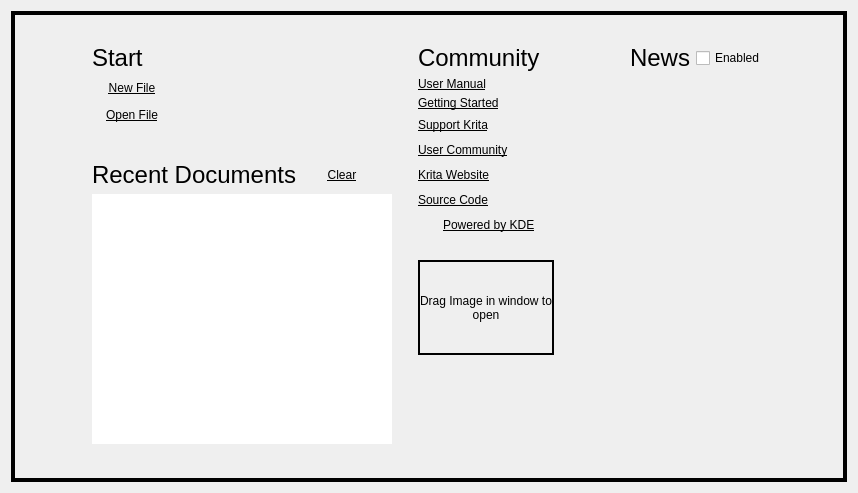
KDE/krita, file libs/ui/forms/KisWelcomePage.ui: the form before one commit.
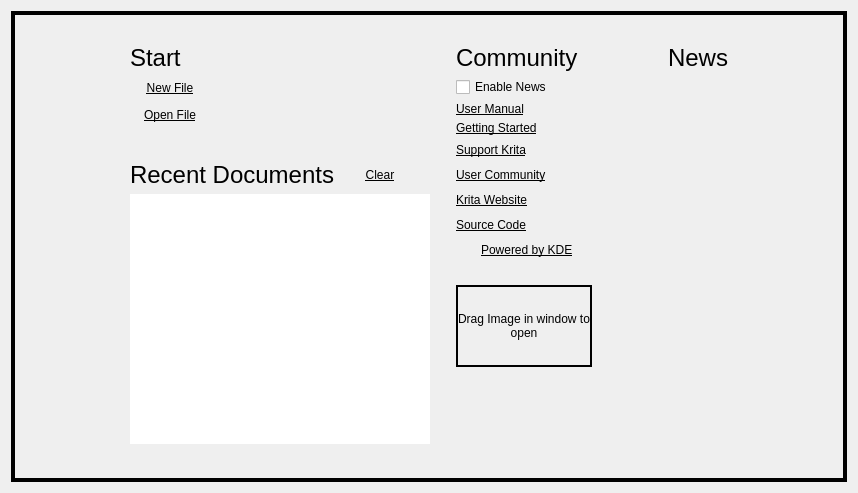
The form after the commit. Custom widgets are drawn as their Qt base class.

Commit message: Hide 3rd column on welcome page if not showing news

What changed in the file:
```diff
--- a/libs/ui/forms/KisWelcomePage.ui
+++ b/libs/ui/forms/KisWelcomePage.ui
@@ -67,6 +67,25 @@
           </property>
          </widget>
         </item>
+        <item>
+         <widget class="QCheckBox" name="chkShowNews">
+          <property name="enabled">
+           <bool>true</bool>
+          </property>
+          <property name="sizePolicy">
+           <sizepolicy hsizetype="Minimum" vsizetype="Fixed">
+            <horstretch>0</horstretch>
+            <verstretch>0</verstretch>
+           </sizepolicy>
+          </property>
+          <property name="toolTip">
+           <string>Show news about Krita: this needs internet to retrieve information from the krita.org website</string>
+          </property>
+          <property name="text">
+           <string>Enable News</string>
+          </property>
+         </widget>
+        </item>
         <item>
          <layout class="QHBoxLayout" name="horizontalLayout_7">
           <property name="spacing">
@@ -726,25 +745,6 @@
             </property>
            </widget>
           </item>
-          <item>
-           <widget class="QCheckBox" name="chkShowNews">
-            <property name="enabled">
-             <bool>true</bool>
-            </property>
-            <property name="sizePolicy">
-             <sizepolicy hsizetype="Minimum" vsizetype="Fixed">
-              <horstretch>0</horstretch>
-              <verstretch>0</verstretch>
-             </sizepolicy>
-            </property>
-            <property name="toolTip">
-             <string>Show news about Krita: this needs internet to retrieve information from the krita.org website</string>
-            </property>
-            <property name="text">
-             <string>Enabled</string>
-            </property>
-           </widget>
-          </item>
          </layout>
         </item>
         <item>
```
Left out of the diff: 2 changed lines with no effect on the pictures. The commit also changes 2 other files.
